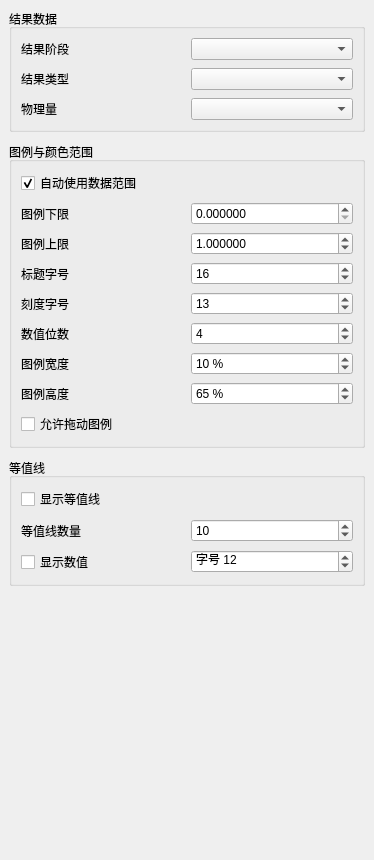
The window that plugins/Base_PostProcessing/NephogramSettingWidget.ui (asd977/base_cae) describes before a commit, drawn with Qt 5.
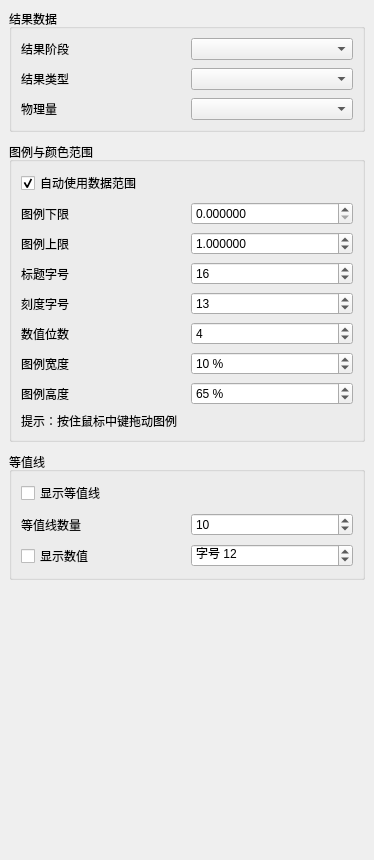
The same window after the commit.

Diff of the .ui file:
```diff
--- a/plugins/Base_PostProcessing/NephogramSettingWidget.ui
+++ b/plugins/Base_PostProcessing/NephogramSettingWidget.ui
@@ -65,7 +65,7 @@
         <item row="6" column="1"><widget class="QSpinBox" name="legendWidthSpinBox"><property name="suffix"><string> %</string></property><property name="minimum"><number>5</number></property><property name="maximum"><number>25</number></property><property name="value"><number>10</number></property></widget></item>
         <item row="7" column="0"><widget class="QLabel" name="legendHeightLabel"><property name="text"><string>图例高度</string></property></widget></item>
         <item row="7" column="1"><widget class="QSpinBox" name="legendHeightSpinBox"><property name="suffix"><string> %</string></property><property name="minimum"><number>25</number></property><property name="maximum"><number>90</number></property><property name="value"><number>65</number></property></widget></item>
-        <item row="8" column="0" colspan="2"><widget class="QCheckBox" name="legendMovableCheckBox"><property name="text"><string>允许拖动图例</string></property><property name="checked"><bool>false</bool></property></widget></item>
+        <item row="8" column="0" colspan="2"><widget class="QLabel" name="legendMoveHintLabel"><property name="text"><string>提示：按住鼠标中键拖动图例</string></property><property name="wordWrap"><bool>true</bool></property></widget></item>
        </layout>
       </widget>
      </item>
```
